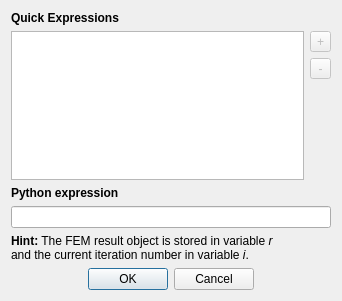
Above: FEMIterate/addcheck.ui from svenvvv/fc-femiterate before the change. Below: the same form after it.
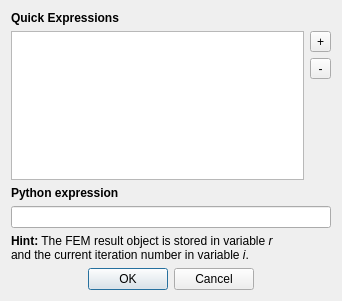
That is the form after the change.

Commit message: Implement saving/loading for quick expressions, save on OK button

```diff
--- a/FEMIterate/addcheck.ui
+++ b/FEMIterate/addcheck.ui
@@ -31,7 +31,7 @@
        <item>
         <widget class="QToolButton" name="addQuickExpr">
          <property name="enabled">
-          <bool>false</bool>
+          <bool>true</bool>
          </property>
          <property name="toolTip">
           <string>Store the currently input expression into quick expressions</string>
@@ -44,7 +44,7 @@
        <item>
         <widget class="QToolButton" name="delQuickExpr">
          <property name="enabled">
-          <bool>false</bool>
+          <bool>true</bool>
          </property>
          <property name="sizePolicy">
           <sizepolicy hsizetype="Minimum" vsizetype="Fixed">
```
The commit also changes 1 other file.
